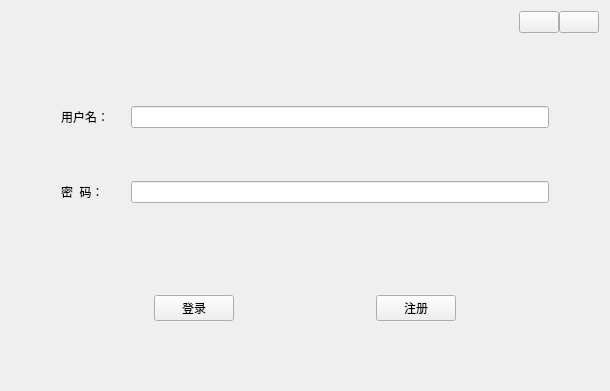
The window that login.ui (hhhyxy/TicketingSystem) describes before a commit, drawn with Qt 5.
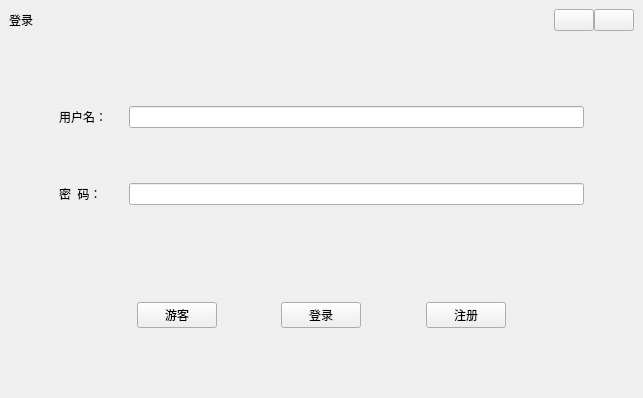
The same window after the commit. The open tabs and pages were chosen to show the change. Icons and pictures are not drawn.

Diff of the .ui file:
```diff
--- a/login.ui
+++ b/login.ui
@@ -6,8 +6,8 @@
    <rect>
     <x>0</x>
     <y>0</y>
-    <width>610</width>
-    <height>391</height>
+    <width>643</width>
+    <height>398</height>
    </rect>
   </property>
   <property name="windowTitle">
@@ -17,6 +17,18 @@
    <property name="spacing">
     <number>0</number>
    </property>
+   <property name="leftMargin">
+    <number>9</number>
+   </property>
+   <property name="topMargin">
+    <number>9</number>
+   </property>
+   <property name="rightMargin">
+    <number>9</number>
+   </property>
+   <property name="bottomMargin">
+    <number>9</number>
+   </property>
    <item>
     <widget class="QWidget" name="widget_loginHeader" native="true">
      <property name="sizePolicy">
@@ -41,6 +53,13 @@
       <property name="bottomMargin">
        <number>20</number>
       </property>
+      <item>
+       <widget class="QLabel" name="label_title">
+        <property name="text">
+         <string>登录</string>
+        </property>
+       </widget>
+      </item>
       <item>
        <spacer name="horizontalSpacer_6">
         <property name="orientation">
@@ -54,7 +73,7 @@
         </property>
        </spacer>
       </item>
-      <item>
+      <item alignment="Qt::AlignTop">
        <widget class="QPushButton" name="pushButton_min">
         <property name="focusPolicy">
          <enum>Qt::ClickFocus</enum>
@@ -68,7 +87,7 @@
         </property>
        </widget>
       </item>
-      <item>
+      <item alignment="Qt::AlignTop">
        <widget class="QPushButton" name="pushButton_close">
         <property name="focusPolicy">
          <enum>Qt::ClickFocus</enum>
@@ -192,6 +211,19 @@
           <property name="bottomMargin">
            <number>20</number>
           </property>
+          <item>
+           <spacer name="horizontalSpacer_9">
+            <property name="orientation">
+             <enum>Qt::Horizontal</enum>
+            </property>
+            <property name="sizeHint" stdset="0">
+             <size>
+              <width>40</width>
+              <height>20</height>
+             </size>
+            </property>
+           </spacer>
+          </item>
           <item>
            <spacer name="horizontalSpacer_2">
             <property name="orientation">
@@ -205,6 +237,26 @@
             </property>
            </spacer>
           </item>
+          <item>
+           <widget class="QPushButton" name="pushButton_tourist">
+            <property name="text">
+             <string>游客</string>
+            </property>
+           </widget>
+          </item>
+          <item>
+           <spacer name="horizontalSpacer_8">
+            <property name="orientation">
+             <enum>Qt::Horizontal</enum>
+            </property>
+            <property name="sizeHint" stdset="0">
+             <size>
+              <width>40</width>
+              <height>20</height>
+             </size>
+            </property>
+           </spacer>
+          </item>
           <item>
            <widget class="QPushButton" name="pushButton_login">
             <property name="focusPolicy">
@@ -238,6 +290,19 @@
             </property>
            </widget>
           </item>
+          <item>
+           <spacer name="horizontalSpacer_10">
+            <property name="orientation">
+             <enum>Qt::Horizontal</enum>
+            </property>
+            <property name="sizeHint" stdset="0">
+             <size>
+              <width>40</width>
+              <height>20</height>
+             </size>
+            </property>
+           </spacer>
+          </item>
           <item>
            <spacer name="horizontalSpacer_3">
             <property name="orientation">
```
Left out of the diff: 43 changed lines with no effect on the pictures.
